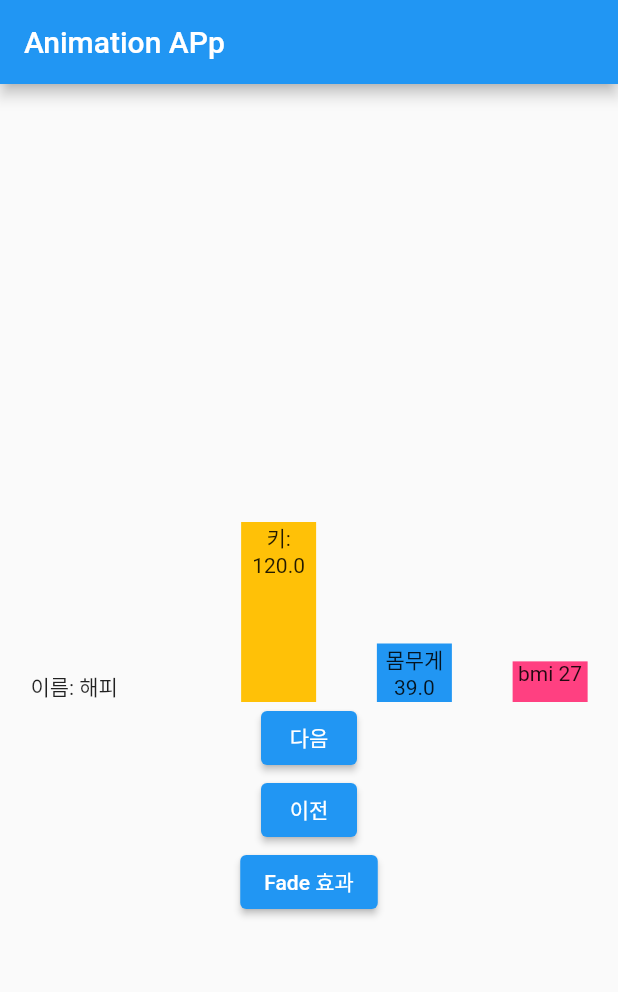
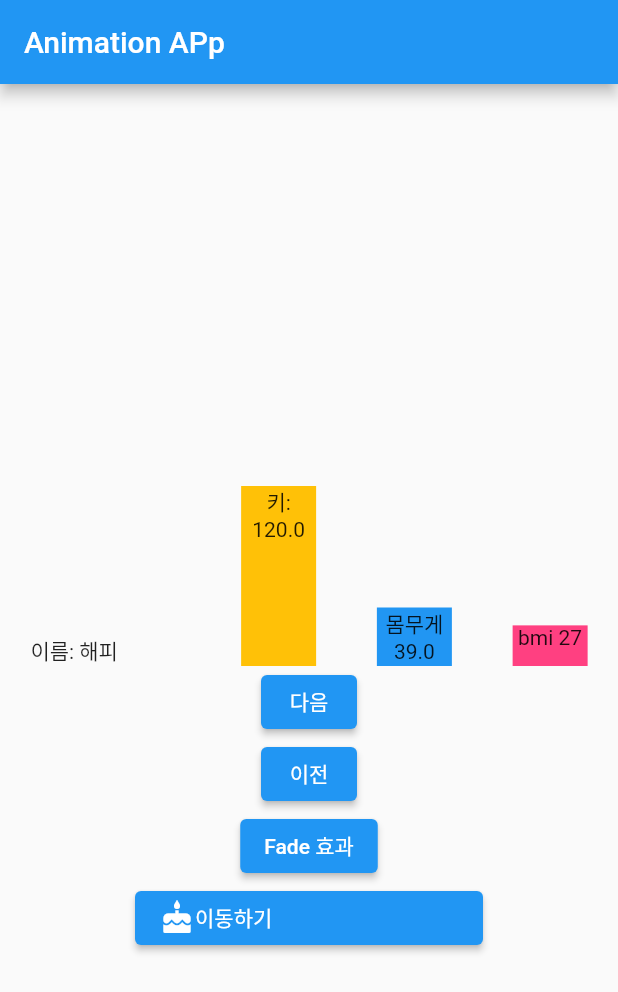
Before and after one commit to happy-sonday/flutter-begin, a Flutter app: the screen it shows after launch, on a phone screen of 412 x 824 dp. Shown: the top 992 px of the screen. Run offline on Flutter 3.47's test engine with Material 2 defaults, Android fonts, the light colour scheme and no system bars; our stand-ins replace carousel_slider, dio, flutter_dotenv, flutter_linkify, flutter_svg, font_awesome_flutter and 2 more; accounts and stored records are empty.

Commit message:
Hero widget animatied

```diff
--- a/flutter_do_animation/lib/animation_app.dart
+++ b/flutter_do_animation/lib/animation_app.dart
@@ -1,5 +1,6 @@
 import 'package:flutter/material.dart';
 import 'package:flutter_do_animation/people.dart';
+import 'package:flutter_do_animation/second-page.dart';
 
 class AnimationApp extends StatefulWidget {
   const AnimationApp({Key? key}) : super(key: key);
@@ -112,7 +113,21 @@ class _AnimationAppState extends State<AnimationApp> {
                       _opacity == 1 ? _opacity = 0 : _opacity = 1;
                     });
                   },
-                  child: const Text("Fade 효과"))
+                  child: const Text("Fade 효과")),
+              ElevatedButton(
+                onPressed: () {
+                  Navigator.of(context).push(MaterialPageRoute(
+                      builder: (context) => const SecondPage()));
+                },
+                child: SizedBox(
+                    width: 200,
+                    child: Row(
+                      children: const [
+                        Hero(tag: 'detail', child: Icon(Icons.cake)),
+                        Text("이동하기")
+                      ],
+                    )),
+              ),
             ],
             mainAxisAlignment: MainAxisAlignment.center,
           ),
```
Also changed, not shown: flutter_do_animation/lib/second-page.dart (added, +33 -0 lines).
